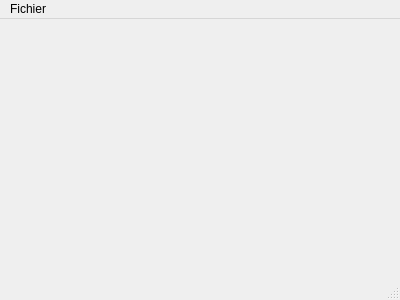
Bramas/manet-viz, file src/manetviz/mainwindow.ui: the form before one commit.
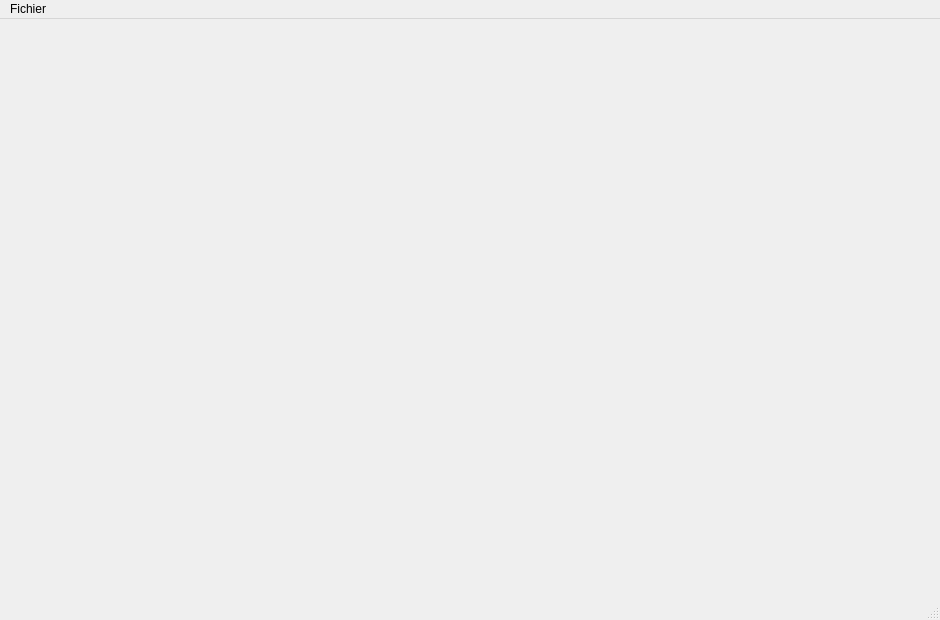
The form after the commit.

The edit to the form file:
```diff
--- a/src/manetviz/mainwindow.ui
+++ b/src/manetviz/mainwindow.ui
@@ -6,8 +6,8 @@
    <rect>
     <x>0</x>
     <y>0</y>
-    <width>400</width>
-    <height>300</height>
+    <width>940</width>
+    <height>620</height>
    </rect>
   </property>
   <property name="windowTitle">
@@ -19,7 +19,7 @@
     <rect>
      <x>0</x>
      <y>0</y>
-     <width>400</width>
+     <width>940</width>
      <height>22</height>
     </rect>
    </property>
```
